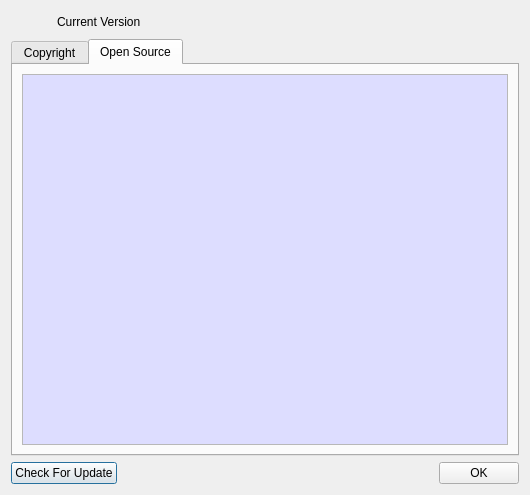
This is BerEditor/about_dlg.ui in jykim74/BerEditor as Qt 5 draws it before an edit. The edited form follows.
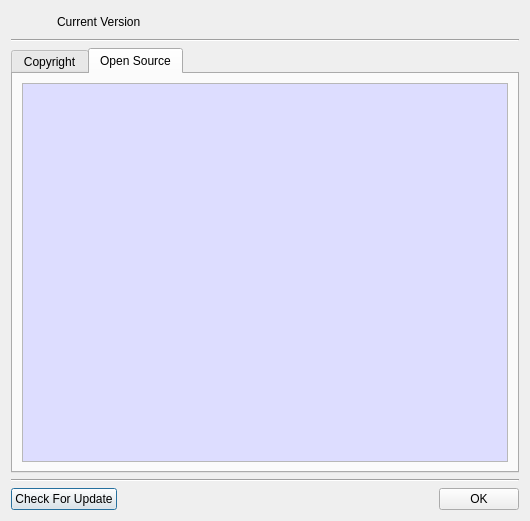
This is the edited form. The open tabs and pages were chosen to show the change. Icons and pictures are not drawn.

```diff
--- a/BerEditor/about_dlg.ui
+++ b/BerEditor/about_dlg.ui
@@ -7,7 +7,7 @@
     <x>0</x>
     <y>0</y>
     <width>530</width>
-    <height>495</height>
+    <height>521</height>
    </rect>
   </property>
   <property name="windowTitle">
@@ -61,6 +61,13 @@
      </item>
     </layout>
    </item>
+   <item>
+    <widget class="Line" name="line">
+     <property name="orientation">
+      <enum>Qt::Horizontal</enum>
+     </property>
+    </widget>
+   </item>
    <item>
     <widget class="QTabWidget" name="tabWidget">
      <property name="currentIndex">
@@ -156,6 +163,13 @@
      </widget>
     </widget>
    </item>
+   <item>
+    <widget class="Line" name="line_2">
+     <property name="orientation">
+      <enum>Qt::Horizontal</enum>
+     </property>
+    </widget>
+   </item>
    <item>
     <layout class="QHBoxLayout" name="horizontalLayout_2">
      <item>
```
Left out of the diff: 8 changed lines with no effect on the pictures.
